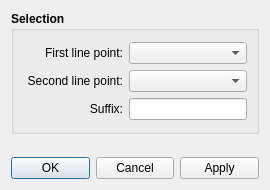
Qt form src/libs/vtools/dialogs/tools/dialogmirrorbyline.ui (FashionFreedom/Seamly2D) before a commit.
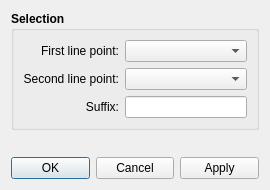
The same form after that commit. Icons and pictures are not drawn.

Patch:
```diff
--- a/src/libs/vtools/dialogs/tools/dialogmirrorbyline.ui
+++ b/src/libs/vtools/dialogs/tools/dialogmirrorbyline.ui
@@ -47,7 +47,6 @@
      <property name="font">
       <font>
        <pointsize>9</pointsize>
-       <weight>75</weight>
        <bold>true</bold>
       </font>
      </property>
@@ -57,24 +56,23 @@
      <layout class="QVBoxLayout" name="verticalLayout_2">
       <item>
        <layout class="QFormLayout" name="formLayout">
-        <property name="topMargin">
-         <number>2</number>
+        <property name="labelAlignment">
+         <set>Qt::AlignRight|Qt::AlignTrailing|Qt::AlignVCenter</set>
         </property>
-        <property name="bottomMargin">
-         <number>2</number>
+        <property name="formAlignment">
+         <set>Qt::AlignLeading|Qt::AlignLeft|Qt::AlignTop</set>
         </property>
         <item row="0" column="0">
          <widget class="QLabel" name="firstLinePoint_Label">
           <property name="minimumSize">
            <size>
-            <width>100</width>
+            <width>80</width>
             <height>0</height>
            </size>
           </property>
           <property name="font">
            <font>
             <pointsize>9</pointsize>
-            <weight>50</weight>
             <bold>false</bold>
            </font>
           </property>
@@ -94,10 +92,15 @@
             <verstretch>0</verstretch>
            </sizepolicy>
           </property>
+          <property name="minimumSize">
+           <size>
+            <width>80</width>
+            <height>0</height>
+           </size>
+          </property>
           <property name="font">
            <font>
             <pointsize>9</pointsize>
-            <weight>50</weight>
             <bold>false</bold>
            </font>
           </property>
@@ -107,14 +110,13 @@
          <widget class="QLabel" name="secondLinePoint_Label">
           <property name="minimumSize">
            <size>
-            <width>100</width>
+            <width>80</width>
             <height>0</height>
            </size>
           </property>
           <property name="font">
            <font>
             <pointsize>9</pointsize>
-            <weight>50</weight>
             <bold>false</bold>
            </font>
           </property>
@@ -134,10 +136,15 @@
             <verstretch>0</verstretch>
            </sizepolicy>
           </property>
+          <property name="minimumSize">
+           <size>
+            <width>80</width>
+            <height>0</height>
+           </size>
+          </property>
           <property name="font">
            <font>
             <pointsize>9</pointsize>
-            <weight>50</weight>
             <bold>false</bold>
            </font>
           </property>
@@ -147,14 +154,13 @@
          <widget class="QLabel" name="suffix_Label">
           <property name="minimumSize">
            <size>
-            <width>100</width>
+            <width>80</width>
             <height>0</height>
            </size>
           </property>
           <property name="font">
            <font>
             <pointsize>9</pointsize>
-            <weight>50</weight>
             <bold>false</bold>
            </font>
           </property>
@@ -168,10 +174,15 @@
         </item>
         <item row="2" column="1">
          <widget class="QLineEdit" name="suffix_LineEdit">
+          <property name="minimumSize">
+           <size>
+            <width>80</width>
+            <height>0</height>
+           </size>
+          </property>
           <property name="font">
            <font>
             <pointsize>9</pointsize>
-            <weight>50</weight>
             <bold>false</bold>
            </font>
           </property>
```
